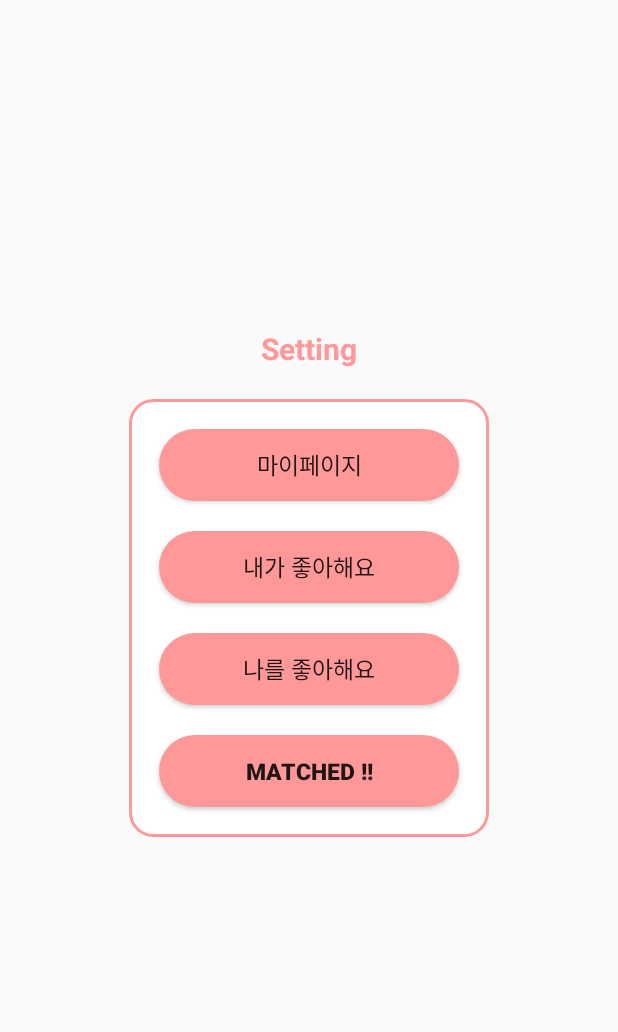
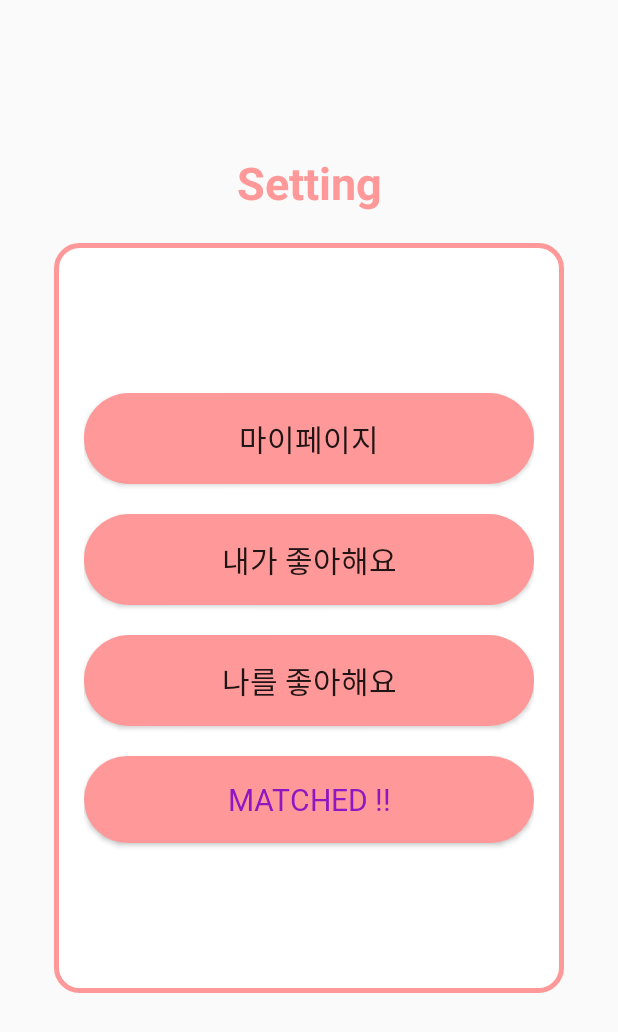
Before and after one commit to yys7517/MyTinder, an Android app: the SettingActivity screen opened directly, with no data from a screen before it, on a phone screen of 412 x 824 dp. Shown: the top 1032 px of the screen. Run offline under Robolectric (Android 15) with nearby library versions, the light colour scheme and no system bars.

Commit message:
레이아웃을 대폭 수정하였읍니다.

```diff
--- a/app/src/main/res/drawable/background_layout_stroke_radius.xml
+++ b/app/src/main/res/drawable/background_layout_stroke_radius.xml
@@ -11,6 +11,6 @@
 
 <!--     테두리 선-->
     <stroke
-        android:width="2dp"
+        android:width="3dp"
         android:color="@color/main_color" />
 </shape>
--- a/app/src/main/res/layout/activity_my_page.xml
+++ b/app/src/main/res/layout/activity_my_page.xml
@@ -15,7 +15,7 @@
             android:layout_width="match_parent"
             android:layout_gravity="center"
             android:adjustViewBounds="true"
-            android:layout_height="150dp"/>
+            android:layout_height="250dp"/>
 
         <LinearLayout
             android:layout_width="wrap_content"
--- a/app/src/main/res/layout/activity_setting.xml
+++ b/app/src/main/res/layout/activity_setting.xml
@@ -14,21 +14,21 @@
         android:text="Setting"
         android:textAlignment="center"
         android:textColor="@color/main_color"
-        android:textSize="20sp"
+        android:textSize="30sp"
         android:textStyle="bold"
         android:layout_marginBottom="20dp"
-        app:layout_constraintBottom_toTopOf="@+id/linearLayout"
+        app:layout_constraintBottom_toTopOf="@+id/settingLayout"
         app:layout_constraintEnd_toEndOf="parent"
         app:layout_constraintStart_toStartOf="parent" />
 
-    <LinearLayout
-        android:id="@+id/linearLayout"
+    <androidx.constraintlayout.widget.ConstraintLayout
+        android:id="@+id/settingLayout"
         android:layout_width="wrap_content"
-        android:layout_height="wrap_content"
+        android:layout_height="500dp"
         android:layout_margin="10dp"
         android:background="@drawable/background_layout_stroke_radius"
         android:orientation="vertical"
-        android:padding="10dp"
+        android:padding="20dp"
         app:layout_constraintBottom_toBottomOf="parent"
         app:layout_constraintLeft_toLeftOf="parent"
         app:layout_constraintRight_toRightOf="parent"
@@ -36,55 +36,62 @@
 
         <Button
             android:id="@+id/btnMyPage"
-            android:layout_width="200dp"
+            android:layout_width="300dp"
             android:layout_height="wrap_content"
-            android:layout_margin="10dp"
+            android:padding="15dp"
             android:background="@drawable/background_maincolor_radius"
             android:text="마이페이지"
-            android:textSize="15sp"
-            app:layout_constraintBottom_toBottomOf="parent"
+            android:fontFamily="@font/bmjua_ttf"
+            android:textSize="20sp"
+            android:layout_marginTop="80dp"
+            app:layout_constraintTop_toTopOf="parent"
             app:layout_constraintEnd_toEndOf="parent"
-            app:layout_constraintStart_toStartOf="parent"
-            app:layout_constraintTop_toTopOf="parent" />
+            app:layout_constraintStart_toStartOf="parent" />
 
         <Button
             android:id="@+id/btnMyLike"
-            android:layout_width="200dp"
+            android:layout_width="300dp"
             android:layout_height="wrap_content"
-            android:layout_margin="10dp"
+            android:layout_marginTop="20dp"
+            android:padding="15dp"
             android:background="@drawable/background_maincolor_radius"
             android:text="내가 좋아해요"
-            android:textSize="15sp"
+            android:fontFamily="@font/bmjua_ttf"
+            android:textSize="20sp"
             app:layout_constraintEnd_toEndOf="parent"
             app:layout_constraintStart_toStartOf="parent"
             app:layout_constraintTop_toBottomOf="@+id/btnMyPage" />
 
         <Button
             android:id="@+id/btnLikeMe"
-            android:layout_width="200dp"
+            android:layout_width="300dp"
             android:layout_height="wrap_content"
-            android:layout_margin="10dp"
+            android:layout_marginTop="20dp"
+            android:padding="15dp"
             android:background="@drawable/background_maincolor_radius"
             android:text="나를 좋아해요"
-            android:textSize="15sp"
+            android:fontFamily="@font/bmjua_ttf"
+            android:textSize="20sp"
             app:layout_constraintEnd_toEndOf="parent"
             app:layout_constraintStart_toStartOf="parent"
             app:layout_constraintTop_toBottomOf="@+id/btnMyLike" />
 
         <Button
             android:id="@+id/btnMatched"
-            android:layout_width="200dp"
+            android:layout_width="300dp"
             android:layout_height="wrap_content"
-            android:layout_margin="10dp"
+            android:layout_marginTop="20dp"
+            android:padding="15dp"
             android:background="@drawable/background_maincolor_radius"
             android:text="MATCHED !!"
-            android:textStyle="bold"
-            android:textSize="15sp"
+            android:textColor="@color/emphasize"
+            android:fontFamily="@font/bmjua_ttf"
+            android:textSize="20sp"
             app:layout_constraintEnd_toEndOf="parent"
             app:layout_constraintStart_toStartOf="parent"
             app:layout_constraintTop_toBottomOf="@+id/btnLikeMe" />
 
-    </LinearLayout>
+    </androidx.constraintlayout.widget.ConstraintLayout>
 
 
 </androidx.constraintlayout.widget.ConstraintLayout>
--- a/app/src/main/res/layout/activity_splash.xml
+++ b/app/src/main/res/layout/activity_splash.xml
@@ -9,6 +9,7 @@
     tools:context=".SplashActivity">
 
     <TextView
+        android:fontFamily="@font/bmjua_ttf"
         android:layout_width="wrap_content"
         android:layout_height="wrap_content"
         android:layout_marginTop="40dp"
@@ -16,7 +17,7 @@
         android:textStyle="bold"
         android:textColor="@color/main_color"
         android:background="@drawable/background_titletext_radius"
-        android:padding="10dp"
+        android:padding="20dp"
         android:text="My Tinder"
         app:layout_constraintEnd_toEndOf="parent"
         app:layout_constraintStart_toStartOf="parent"
--- a/app/src/main/res/layout/rv_user_list.xml
+++ b/app/src/main/res/layout/rv_user_list.xml
@@ -17,6 +17,7 @@
         app:layout_constraintTop_toTopOf="parent" />
 
     <TextView
+        android:fontFamily="@font/bmjua_ttf"
         android:id="@+id/userRVNick"
         android:layout_width="wrap_content"
         android:layout_height="wrap_content"
@@ -40,6 +41,7 @@
         app:layout_constraintStart_toEndOf="@+id/userRVImage" >
 
         <TextView
+            android:fontFamily="@font/bmjua_ttf"
             android:id="@+id/userRVAge"
             android:text="22세, "
             android:textColor="#999999"
@@ -48,6 +50,7 @@
             android:layout_height="wrap_content" />
 
         <TextView
+            android:fontFamily="@font/bmjua_ttf"
             android:id="@+id/userRVCity"
             android:text="경기도 부천시 거주"
             android:textColor="#999999"
@@ -58,6 +61,7 @@
     </LinearLayout>
 
     <TextView
+        android:fontFamily="@font/bmjua_ttf"
         android:id="@+id/userRVGender"
         android:text="여성"
         android:textColor="@color/black"
--- a/app/src/main/res/values/colors.xml
+++ b/app/src/main/res/values/colors.xml
@@ -8,4 +8,5 @@
     <color name="teal_700">#FF018786</color>
     <color name="black">#FF000000</color>
     <color name="white">#FFFFFFFF</color>
+    <color name="emphasize">#8F17C2</color>
 </resources>
```
Also changed, not shown: app/src/main/java/com/example/mytinder/auth/JoinActivity.kt (+49 -14 lines), app/src/main/res/layout/item_card.xml (+5 -2 lines), 1 other file.
